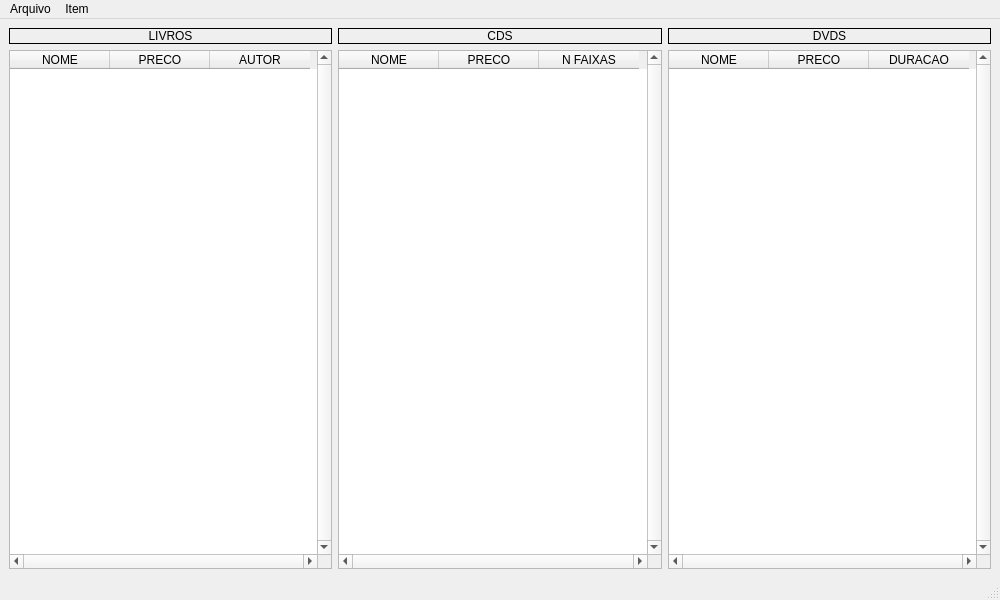
Before: the Qt Designer form mainloja.ui in PedroNeto05/loja_proj, drawn with Qt 5.
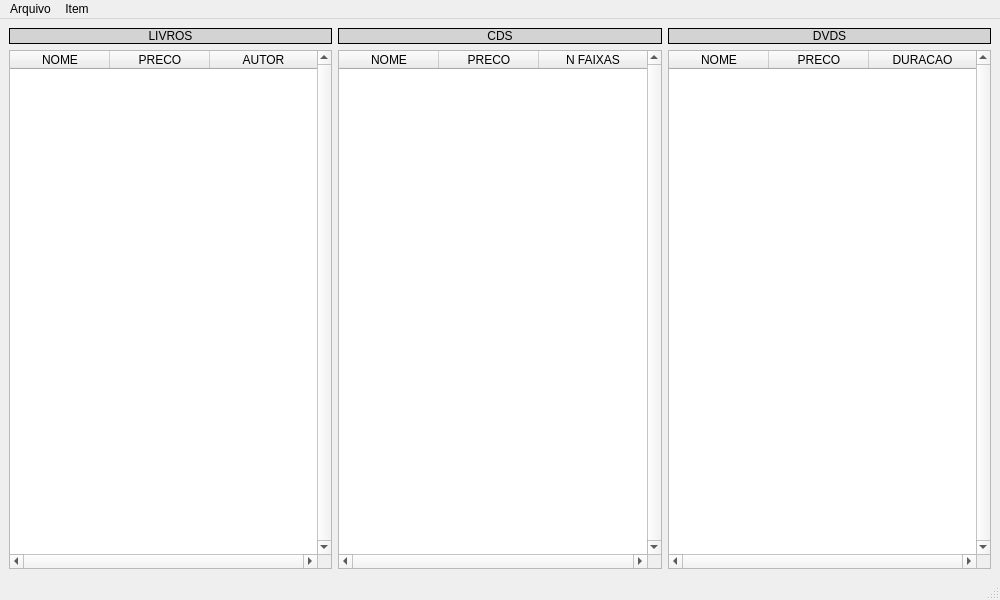
After: the same form once the commit is applied.

Diff of the .ui file:
```diff
--- a/mainloja.ui
+++ b/mainloja.ui
@@ -19,6 +19,9 @@
      <layout class="QVBoxLayout" name="verticalLayout">
       <item>
        <widget class="QLabel" name="labelLivros">
+        <property name="styleSheet">
+         <string notr="true">background-color: lightgray;color:black;</string>
+        </property>
         <property name="frameShape">
          <enum>QFrame::Shape::Box</enum>
         </property>
@@ -32,6 +35,9 @@
       </item>
       <item>
        <widget class="QTableWidget" name="tableLivros">
+        <property name="styleSheet">
+         <string notr="true">color:black;</string>
+        </property>
         <property name="verticalScrollBarPolicy">
          <enum>Qt::ScrollBarPolicy::ScrollBarAlwaysOn</enum>
         </property>
@@ -50,23 +56,59 @@
         <property name="columnCount">
          <number>3</number>
         </property>
+        <attribute name="horizontalHeaderCascadingSectionResizes">
+         <bool>false</bool>
+        </attribute>
+        <attribute name="horizontalHeaderStretchLastSection">
+         <bool>true</bool>
+        </attribute>
         <attribute name="verticalHeaderVisible">
          <bool>false</bool>
         </attribute>
+        <attribute name="verticalHeaderCascadingSectionResizes">
+         <bool>false</bool>
+        </attribute>
+        <attribute name="verticalHeaderShowSortIndicator" stdset="0">
+         <bool>false</bool>
+        </attribute>
+        <attribute name="verticalHeaderStretchLastSection">
+         <bool>false</bool>
+        </attribute>
         <column>
          <property name="text">
           <string>NOME</string>
          </property>
+         <property name="background">
+          <color>
+           <red>211</red>
+           <green>211</green>
+           <blue>211</blue>
+          </color>
+         </property>
         </column>
         <column>
          <property name="text">
           <string>PRECO</string>
          </property>
+         <property name="background">
+          <color>
+           <red>211</red>
+           <green>211</green>
+           <blue>211</blue>
+          </color>
+         </property>
         </column>
         <column>
          <property name="text">
           <string>AUTOR</string>
          </property>
+         <property name="background">
+          <color>
+           <red>211</red>
+           <green>211</green>
+           <blue>211</blue>
+          </color>
+         </property>
         </column>
        </widget>
       </item>
@@ -76,6 +118,9 @@
      <layout class="QVBoxLayout" name="verticalLayout_2">
       <item>
        <widget class="QLabel" name="labelCds">
+        <property name="styleSheet">
+         <string notr="true">background-color: lightgray;color:black;</string>
+        </property>
         <property name="frameShape">
          <enum>QFrame::Shape::Box</enum>
         </property>
@@ -89,6 +134,9 @@
       </item>
       <item>
        <widget class="QTableWidget" name="tableCds">
+        <property name="styleSheet">
+         <string notr="true">color:black;</string>
+        </property>
         <property name="verticalScrollBarPolicy">
          <enum>Qt::ScrollBarPolicy::ScrollBarAlwaysOn</enum>
         </property>
@@ -98,6 +146,9 @@
         <property name="columnCount">
          <number>3</number>
         </property>
+        <attribute name="horizontalHeaderStretchLastSection">
+         <bool>true</bool>
+        </attribute>
         <attribute name="verticalHeaderVisible">
          <bool>false</bool>
         </attribute>
@@ -105,16 +156,37 @@
          <property name="text">
           <string>NOME</string>
          </property>
+         <property name="background">
+          <color>
+           <red>211</red>
+           <green>211</green>
+           <blue>211</blue>
+          </color>
+         </property>
         </column>
         <column>
          <property name="text">
           <string>PRECO</string>
          </property>
+         <property name="background">
+          <color>
+           <red>211</red>
+           <green>211</green>
+           <blue>211</blue>
+          </color>
+         </property>
         </column>
         <column>
          <property name="text">
           <string>N FAIXAS</string>
          </property>
+         <property name="background">
+          <color>
+           <red>211</red>
+           <green>211</green>
+           <blue>211</blue>
+          </color>
+         </property>
         </column>
        </widget>
       </item>
@@ -124,6 +196,9 @@
      <layout class="QVBoxLayout" name="verticalLayout_3">
       <item>
        <widget class="QLabel" name="labelDvds">
+        <property name="styleSheet">
+         <string notr="true">background-color: lightgray;color:black;</string>
+        </property>
         <property name="frameShape">
          <enum>QFrame::Shape::Box</enum>
         </property>
@@ -137,6 +212,9 @@
       </item>
       <item>
        <widget class="QTableWidget" name="tableDvds">
+        <property name="styleSheet">
+         <string notr="true">color:black;</string>
+        </property>
         <property name="verticalScrollBarPolicy">
          <enum>Qt::ScrollBarPolicy::ScrollBarAlwaysOn</enum>
         </property>
@@ -146,6 +224,9 @@
         <property name="columnCount">
          <number>3</number>
         </property>
+        <attribute name="horizontalHeaderStretchLastSection">
+         <bool>true</bool>
+        </attribute>
         <attribute name="verticalHeaderVisible">
          <bool>false</bool>
         </attribute>
@@ -153,16 +234,37 @@
          <property name="text">
           <string>NOME</string>
          </property>
+         <property name="background">
+          <color>
+           <red>211</red>
+           <green>211</green>
+           <blue>211</blue>
+          </color>
+         </property>
         </column>
         <column>
          <property name="text">
           <string>PRECO</string>
          </property>
+         <property name="background">
+          <color>
+           <red>211</red>
+           <green>211</green>
+           <blue>211</blue>
+          </color>
+         </property>
         </column>
         <column>
          <property name="text">
           <string>DURACAO</string>
          </property>
+         <property name="background">
+          <color>
+           <red>211</red>
+           <green>211</green>
+           <blue>211</blue>
+          </color>
+         </property>
         </column>
        </widget>
       </item>
```
Left out of the diff: 6 changed lines with no effect on the pictures.
